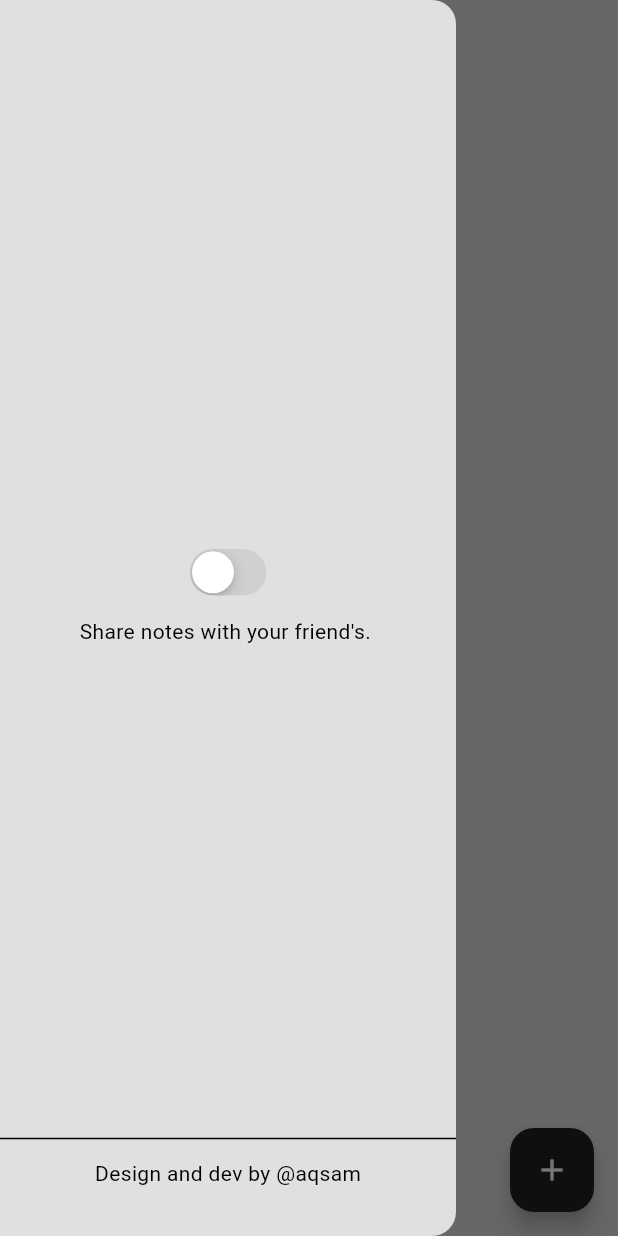
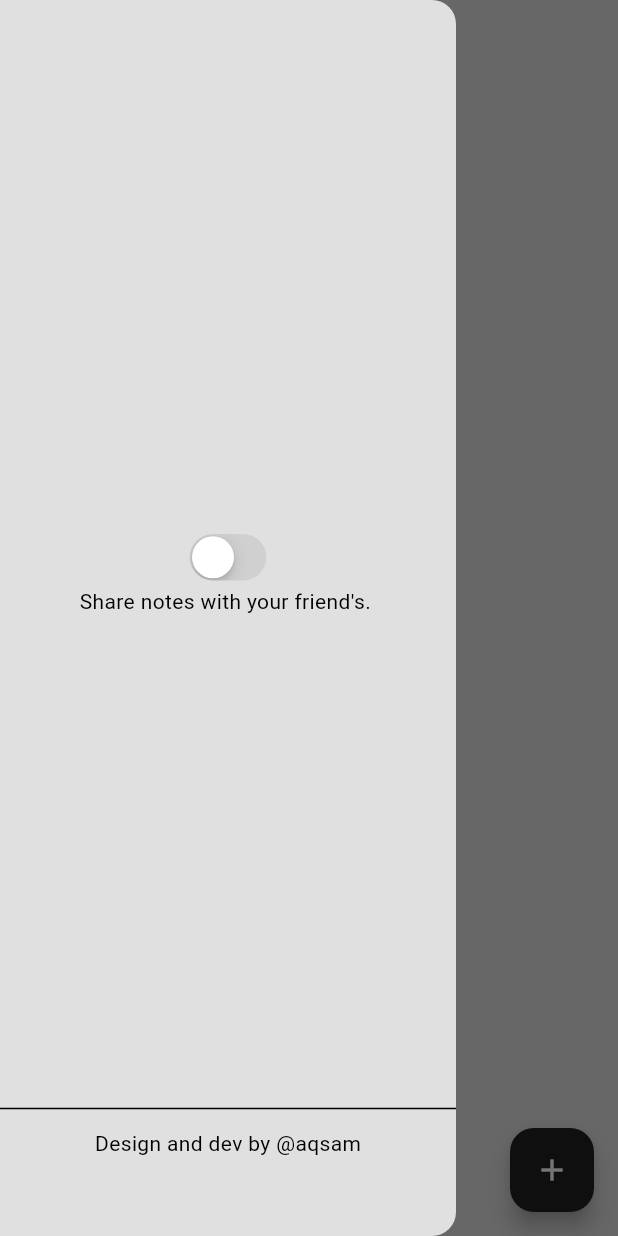
Before and after one commit to m-aqsam/flutter-functional-apps, a Flutter app: the screen it shows after launch, with the side drawer open, on a phone screen of 412 x 824 dp. Run offline on Flutter 3.47's test engine with Material 3 defaults, Android fonts, the phone set to English and light mode, and no system bars; our stand-ins replace cloud_firestore, firebase_auth, firebase_core, flutter_slidable, google_fonts, isar; accounts and stored records are empty; generated files the repository leaves out were written again; Roboto replaces fonts that are missing (Oxygen).

Commit message:
final updates

```diff
--- a/Firebase Apps/notes_app_online_database/lib/pages/Home_Page.dart
+++ b/Firebase Apps/notes_app_online_database/lib/pages/Home_Page.dart
@@ -119,7 +119,7 @@ class _Home_PageState extends State<Home_Page> {
               children: [
                 // text
 
-                SizedBox(height: 330),
+                SizedBox(height: 300),
                 // toggle (Dark/light)
                 CupertinoSwitch(
                   value: Provider.of<ThemeProvider>(context).isDarkMode,
@@ -127,7 +127,7 @@ class _Home_PageState extends State<Home_Page> {
                       Provider.of<ThemeProvider>(context, listen: false)
                           .toggleTheme(),
                 ),
-                SizedBox(height: 10),
+                //SizedBox(height: 10),
                 // text
                 Text(
                   "Share notes with your friend's. ",
```
